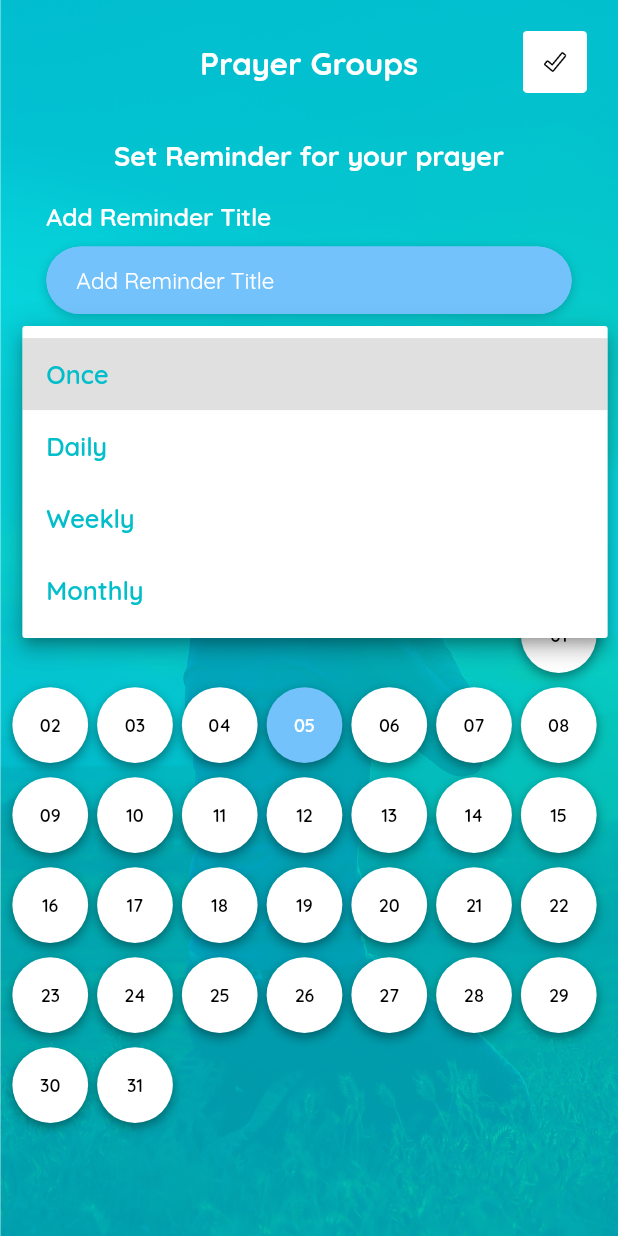
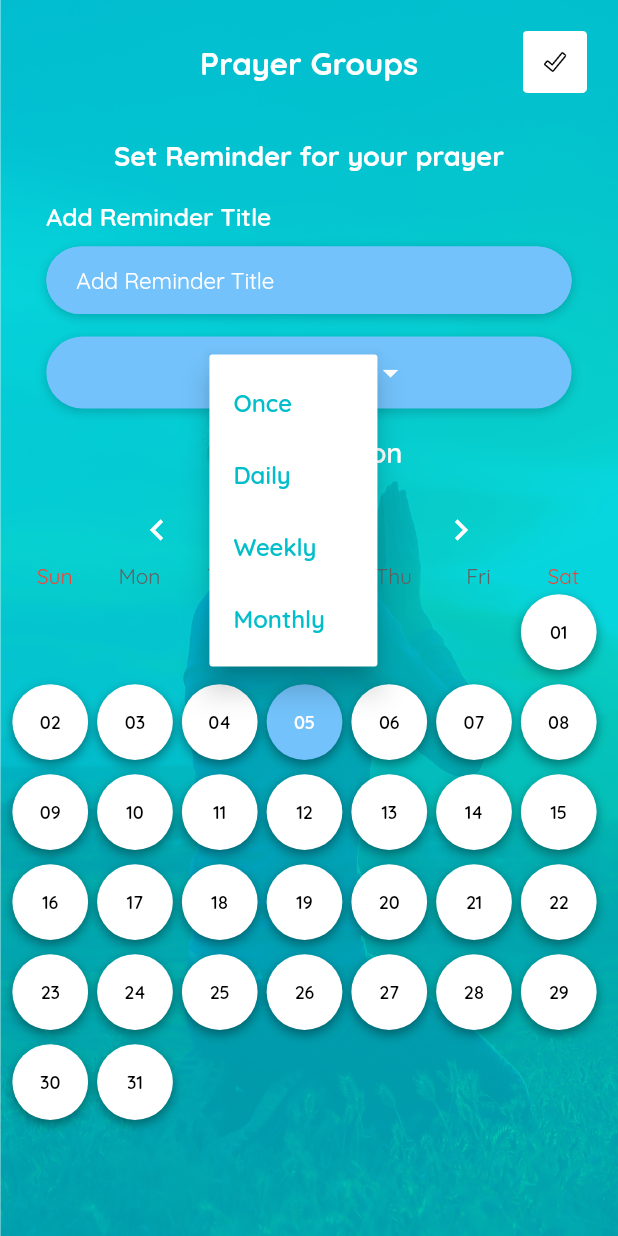
Before and after one commit to TorchPoint/PrayerApp, a Flutter app: the CalendarScreen screen opened directly, after a tap on "Set Frequency", on a phone screen of 412 x 824 dp. Run offline on Flutter 3.47's test engine with Material 2 defaults, Android fonts, the phone set to English and light mode, and no system bars; drawn by our look-alikes of table_calendar; our stand-ins replace another_flushbar, bubble_tab_indicator, contacts_service, device_preview, flutter_signin_button, fluttertoast and 5 more; missing offline and left inert: flutter_cupertino_date_picker_fork, textfield_search.

```diff
--- a/lib/auth/screens/auth_login_screen.dart
+++ b/lib/auth/screens/auth_login_screen.dart
@@ -28,6 +28,7 @@ class _AuthLoginScreenState extends State<AuthLoginScreen> {
   RegExp emailRegExp;
   String passwordPattern = Constants.PASSWORD_VALIDATE_REGEX;
   RegExp passwordRegExp;
+  bool passwordInvisible = true;
   @override
   Widget build(BuildContext context) {
     return SingleChildScrollView(
@@ -149,8 +150,15 @@ class _AuthLoginScreenState extends State<AuthLoginScreen> {
       contentPaddingLeft: 0.0,
       prefixIcon: AssetPaths.PASSWORD_ICON,
       prefixIconWidth: 15.0,
-      obscureText: true,
+      obscureText: passwordInvisible == true ? true : false,
       errorMaxLines: 4,
+      suffixIcon: passwordInvisible == true ? AssetPaths.VISIBLE_OFF_ICON : AssetPaths.VISIBLE_ON_ICON,
+      suffixIconWidth: 22.0,
+      onSuffixIconTap: (){
+        setState(() {
+          passwordInvisible = !passwordInvisible;
+        });
+      },
       onValidate: (value){
         passwordRegExp = RegExp(passwordPattern);
         if(value.trim().isEmpty)
--- a/lib/auth/screens/auth_sign_up_screen.dart
+++ b/lib/auth/screens/auth_sign_up_screen.dart
@@ -30,6 +30,7 @@ class _AuthSignUpScreenState extends State<AuthSignUpScreen> {
   RegExp emailRegExp;
   String passwordPattern = Constants.PASSWORD_VALIDATE_REGEX;
   RegExp passwordRegExp;
+  bool passwordInvisible = true;
   @override
   Widget build(BuildContext context) {
     return SingleChildScrollView(
@@ -178,8 +179,16 @@ class _AuthSignUpScreenState extends State<AuthSignUpScreen> {
       contentPaddingLeft: 0.0,
       prefixIcon: AssetPaths.PASSWORD_ICON,
       prefixIconWidth: 15.0,
-      obscureText: true,
+      obscureText: passwordInvisible == true ? true : false,
       errorMaxLines: 4,
+      suffixIcon: passwordInvisible == true ? AssetPaths.VISIBLE_OFF_ICON : AssetPaths.VISIBLE_ON_ICON,
+      suffixIconWidth: 22.0,
+      onSuffixIconTap: (){
+        setState(() {
+          passwordInvisible = !passwordInvisible;
+        });
+      },
+
       onValidate: (value){
         passwordRegExp = RegExp(passwordPattern);
         if(value.trim().isEmpty)
--- a/lib/reminder_calendar/screens/calendar_screen.dart
+++ b/lib/reminder_calendar/screens/calendar_screen.dart
@@ -11,6 +11,7 @@ import 'package:prayer_hybrid_app/widgets/custom_raised_button.dart';
 import 'package:prayer_hybrid_app/widgets/custom_text_form_field.dart';
 import 'package:prayer_hybrid_app/reminder_calendar/screens/time_alert_screen.dart';
 import 'package:table_calendar/table_calendar.dart';
+
 class CalendarScreen extends StatefulWidget {
   @override
   _CalendarScreenState createState() => _CalendarScreenState();
@@ -20,7 +21,7 @@ class _CalendarScreenState extends State<CalendarScreen> {
   TextEditingController _addReminderController = TextEditingController();
   bool errorBoolReminder = true,errorBoolFrequency=true;
   String errorMessageReminder="",errorMessageFrequency="";
-  String currentFrequencyValue;
+  String currentFrequencyValue = AppStrings.SET_FREQUENCY_TEXT;
   static List<String> frequencies = ["Once","Daily","Weekly","Monthly"];
   TimeAlertScreen timeAlertScreen =  TimeAlertScreen();
   CalendarController _calendarController = CalendarController();
@@ -162,9 +163,11 @@ class _CalendarScreenState extends State<CalendarScreen> {
   {
     return Container(
       width: MediaQuery.of(context).size.width*0.85,
+      padding: EdgeInsets.only(left: 13.0,right: 13.0,top: 11.0,bottom: 11.0),
       decoration: BoxDecoration(
         color: AppColors.BUTTON_COLOR,
         borderRadius: BorderRadius.circular(28.0),
+        border: Border.all(color: errorBoolFrequency == true ? AppColors.TRANSPARENT_COLOR : AppColors.ERROR_COLOR),
         boxShadow: [
           BoxShadow(
             color: AppColors.LIGHT_BLACK_COLOR.withOpacity(0.2),
@@ -173,76 +176,138 @@ class _CalendarScreenState extends State<CalendarScreen> {
           ),
         ],
       ),
-      child:DropdownButtonHideUnderline(
-    child: DropdownButtonFormField<String>(
-    iconEnabledColor: AppColors.WHITE_COLOR,
-      dropdownColor: AppColors.WHITE_COLOR,
-      decoration: InputDecoration(
-          enabledBorder: OutlineInputBorder(
-              borderRadius: BorderRadius.circular(30.0),
-              borderSide: BorderSide(color: errorBoolFrequency == true ? AppColors.TRANSPARENT_COLOR : AppColors.ERROR_COLOR)
+      child: Row(
+        mainAxisAlignment: MainAxisAlignment.center,
+        children: [
+          PopupMenuButton<String>(
+            padding: EdgeInsets.zero,
+            itemBuilder: (context) {
+              return frequencies.map((value) {
+                return PopupMenuItem(
+                  value: value,
+                  child: Text(
+                    value,style: TextStyle(
+                    fontSize: 16.0,
+                    color: value == currentFrequencyValue ? AppColors.SETTINGS_OPTIONS_COLOR :AppColors.MENU_TEXT_COLOR,
+                    fontWeight: value == currentFrequencyValue ? FontWeight.w800 : FontWeight.w600,
                 ),
-
-          focusedBorder: OutlineInputBorder(
-              borderRadius: BorderRadius.circular(30.0),
-              borderSide: BorderSide(color: errorBoolFrequency == true ? AppColors.TRANSPARENT_COLOR : AppColors.ERROR_COLOR)
-          ),
-
-          border: InputBorder.none,
-          hintText: AppStrings.SET_FREQUENCY_HINT_TEXT,
-          hintStyle: TextStyle(
-            fontSize: 17.0,
-            color: AppColors.WHITE_COLOR,
-            fontWeight: FontWeight.w400,
-          ),
-          contentPadding: EdgeInsets.only(top: 13.0,bottom: 13.0,left: 20.0,right: 20.0),
-          fillColor: AppColors.BUTTON_COLOR,
-          filled: true
-      ),
-      isDense: true,
-      value: currentFrequencyValue,
-      onChanged: (String frequencyValue) {
-        print("current categoryValue:${frequencyValue}");
-        setState(() {
-          currentFrequencyValue = frequencyValue;
-        });
+                    textAlign: TextAlign.center,
+                ));
+              }).toList();
             },
-
-      selectedItemBuilder: (BuildContext context) {
-        return frequencies.map((value) {
-          return Container(
-            width: MediaQuery.of(context).size.width*0.62,
-            child: Text(
-              value.toString(),
+            child: Row(
+              mainAxisSize: MainAxisSize.min,
+              children: <Widget>[
+                Text(
+                  currentFrequencyValue.toString(),
                   overflow: TextOverflow.ellipsis,
                   style: TextStyle(
                       color: AppColors.WHITE_COLOR,
-                  fontSize: 17,
+                      fontSize: 16.0,
                       fontWeight: FontWeight.w600
                   ),
                 ),
-          );
-        }).toList();
+                Icon(Icons.arrow_drop_down,color: AppColors.WHITE_COLOR,),
+              ],
+            ),
+            onSelected: (selectValue) {
+              setState(() {
+                print('!!!===== $selectValue');
+                currentFrequencyValue = selectValue;
+              });
             },
-
-      items: frequencies.map((String value) {
-        return DropdownMenuItem<String>(
-          value: value,
-          child: Container(
-            //width: MediaQuery.of(context).size.width*0.6,
-            child: Text(value,style: TextStyle(
-              fontSize: 17.0,
-              color: value == currentFrequencyValue ? AppColors.SETTINGS_OPTIONS_COLOR :AppColors.MENU_TEXT_COLOR,
-              fontWeight: value == currentFrequencyValue ? FontWeight.w800 : FontWeight.w600,
           ),
-
-            ),
+        ],
       ),
     );
-      }).toList(),
-    ),
-    )
-    );
+
+
+
+    //   Container(
+    //   width: MediaQuery.of(context).size.width*0.85,
+    //   decoration: BoxDecoration(
+    //     color: AppColors.BUTTON_COLOR,
+    //     borderRadius: BorderRadius.circular(28.0),
+    //     boxShadow: [
+    //       BoxShadow(
+    //         color: AppColors.LIGHT_BLACK_COLOR.withOpacity(0.2),
+    //         blurRadius: 6,
+    //         offset: Offset(0, 2), // Shadow position
+    //       ),
+    //     ],
+    //   ),
+    //   child:DropdownButtonHideUnderline(
+    // child: DropdownButtonFormField<String>(
+    // iconEnabledColor: AppColors.WHITE_COLOR,
+    //   dropdownColor: AppColors.WHITE_COLOR,
+    //   decoration: InputDecoration(
+    //     isCollapsed: true,
+    //       enabledBorder: OutlineInputBorder(
+    //           borderRadius: BorderRadius.circular(30.0),
+    //           borderSide: BorderSide(color: errorBoolFrequency == true ? AppColors.TRANSPARENT_COLOR : AppColors.ERROR_COLOR)
+    //       ),
+    //
+    //       focusedBorder: OutlineInputBorder(
+    //           borderRadius: BorderRadius.circular(30.0),
+    //           borderSide: BorderSide(color: errorBoolFrequency == true ? AppColors.TRANSPARENT_COLOR : AppColors.ERROR_COLOR)
+    //       ),
+    //
+    //       border: InputBorder.none,
+    //       hintText: AppStrings.SET_FREQUENCY_HINT_TEXT,
+    //       hintStyle: TextStyle(
+    //         fontSize: 17.0,
+    //         color: AppColors.WHITE_COLOR,
+    //         fontWeight: FontWeight.w400,
+    //       ),
+    //       contentPadding: EdgeInsets.only(top: 12.0,bottom: 12.0,right: MediaQuery.of(context).size.width*0.35),
+    //       fillColor: AppColors.BUTTON_COLOR,
+    //       filled: true
+    //   ),
+    //   isDense: true,
+    //   value: currentFrequencyValue,
+    //   onChanged: (String frequencyValue) {
+    //     print("current categoryValue:${frequencyValue}");
+    //     setState(() {
+    //       currentFrequencyValue = frequencyValue;
+    //     });
+    //   },
+    //
+    //   selectedItemBuilder: (BuildContext context) {
+    //     return frequencies.map((value) {
+    //       return Container(
+    //        width: MediaQuery.of(context).size.width*0.4,
+    //         child: Text(
+    //           value.toString(),
+    //           overflow: TextOverflow.ellipsis,
+    //           style: TextStyle(
+    //               color: AppColors.WHITE_COLOR,
+    //               fontSize: 17,
+    //               fontWeight: FontWeight.w600
+    //           ),
+    //           textAlign: TextAlign.center,
+    //         ),
+    //       );
+    //     }).toList();
+    //   },
+    //
+    //   items: frequencies.map((String value) {
+    //     return DropdownMenuItem<String>(
+    //       value: value,
+    //       child: Container(
+    //         width: MediaQuery.of(context).size.width*0.6,
+    //         child: Text(value,style: TextStyle(
+    //           fontSize: 17.0,
+    //           color: value == currentFrequencyValue ? AppColors.SETTINGS_OPTIONS_COLOR :AppColors.MENU_TEXT_COLOR,
+    //           fontWeight: value == currentFrequencyValue ? FontWeight.w800 : FontWeight.w600,
+    //         ),
+    //
+    //         ),
+    //       ),
+    //     );
+    //   }).toList(),
+    // ),
+    // )
+    // );
   }
 
 
@@ -342,7 +407,7 @@ class _CalendarScreenState extends State<CalendarScreen> {
               ),
               child: Center(
                 child: Text(
-                  day.substring(0,2),
+                  day.substring(0,2).toUpperCase(),
                   style: TextStyle(color: AppColors.BLACK_COLOR,fontSize: 12.0,fontWeight: FontWeight.w600),
                 ),
               ),
@@ -374,7 +439,7 @@ void addReminderMethod()
         errorMessageReminder = "";
       }
 
-      if(currentFrequencyValue == null)
+      if(currentFrequencyValue == AppStrings.SET_FREQUENCY_TEXT)
       {
         errorBoolFrequency = false;
         errorMessageFrequency = AppStrings.ADD_FREQUENCY_ERROR_TEXT;
--- a/lib/utils/app_strings.dart
+++ b/lib/utils/app_strings.dart
@@ -92,6 +92,7 @@ class AppStrings
   static const String SET_REMINDER = "Set Reminder for your prayer";
   static const String ADD_REMINDER_TITLE = "Add Reminder Title";
   static const String REMIND_ME_ON = "Remind me on";
+  static const String SET_FREQUENCY_TEXT = "Set Frequency";
 
 
   // ------------- Hint Text ---------------- //
--- a/lib/utils/asset_paths.dart
+++ b/lib/utils/asset_paths.dart
@@ -62,6 +62,8 @@ class AssetPaths
   static const String CARD_CVV_ICON = "assets/icons/card_cvv_icon.png";
   static const String CALENDAR_ICON = "assets/icons/calendar_icon.png";
   static const String TICK_ICON2 = "assets/icons/tick_icon2.png";
+  static const String VISIBLE_OFF_ICON = "assets/icons/visible_off_icon.png";
+  static const String VISIBLE_ON_ICON = "assets/icons/visible_on_icon.png";
 
 
 
--- a/lib/widgets/custom_text_form_field.dart
+++ b/lib/widgets/custom_text_form_field.dart
@@ -14,10 +14,10 @@ class CustomTextFormField extends StatelessWidget {
   Color borderColor,filledColor,hintColor,textColor,cursorColor,prefixIconColor;
   TextInputType keyBoardType;
   List<TextInputFormatter> textInputFormatter;
-  Function onTextFieldTap;
+  Function onTextFieldTap,onSuffixIconTap;
 
 
-  CustomTextFormField({this.textController,this.containerWidth,this.hintText,this.borderRadius,this.contentPaddingTop,this.contentPaddingBottom,this.contentPaddingLeft,this.contentPaddingRight,this.prefixIcon,this.prefixIconWidth,this.suffixIcon,this.suffixIconWidth,this.obscureText,this.errorMaxLines,this.onValidate,this.maxLines,this.hintSize,this.textSize,this.isCollapsed,this.borderColor,this.filledColor,this.hintColor,this.textColor,this.cursorColor,this.keyBoardType,this.textInputFormatter,this.textFieldReadOnly,this.onTextFieldTap,this.prefixIconColor});
+  CustomTextFormField({this.textController,this.containerWidth,this.hintText,this.borderRadius,this.contentPaddingTop,this.contentPaddingBottom,this.contentPaddingLeft,this.contentPaddingRight,this.prefixIcon,this.prefixIconWidth,this.suffixIcon,this.suffixIconWidth,this.obscureText,this.errorMaxLines,this.onValidate,this.maxLines,this.hintSize,this.textSize,this.isCollapsed,this.borderColor,this.filledColor,this.hintColor,this.textColor,this.cursorColor,this.keyBoardType,this.textInputFormatter,this.textFieldReadOnly,this.onTextFieldTap,this.prefixIconColor,this.onSuffixIconTap});
 
 
 
@@ -79,9 +79,12 @@ class CustomTextFormField extends StatelessWidget {
           prefixIconConstraints: BoxConstraints(),
 
           suffixIcon: suffixIcon != null ?
-          Padding(
-            padding: EdgeInsets.only(right: 14.0),
-              child: Image.asset(suffixIcon,width: suffixIconWidth)
+          InkWell(
+            onTap: onSuffixIconTap,
+            child: Padding(
+              padding: EdgeInsets.only(right: 14.0),
+                child: Image.asset(suffixIcon,width: suffixIconWidth)
+            ),
           )
           :
              null,
```
Also changed, not shown: assets/icons/visible_off_icon.png (added), assets/icons/visible_on_icon.png (added). Lines whose indentation alone changed are shown as unchanged.
